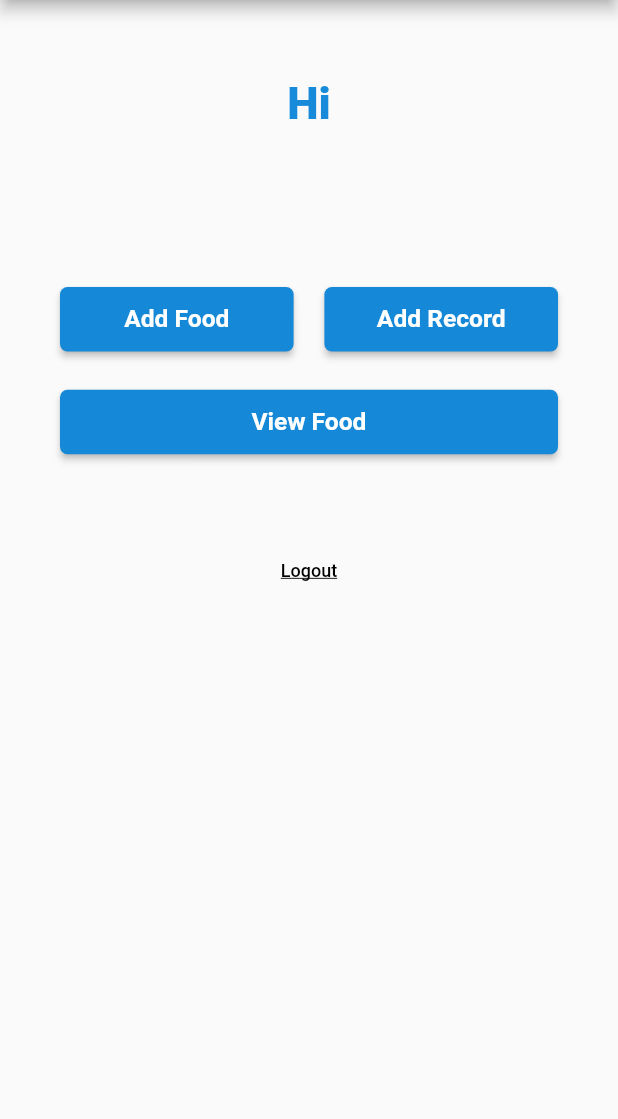
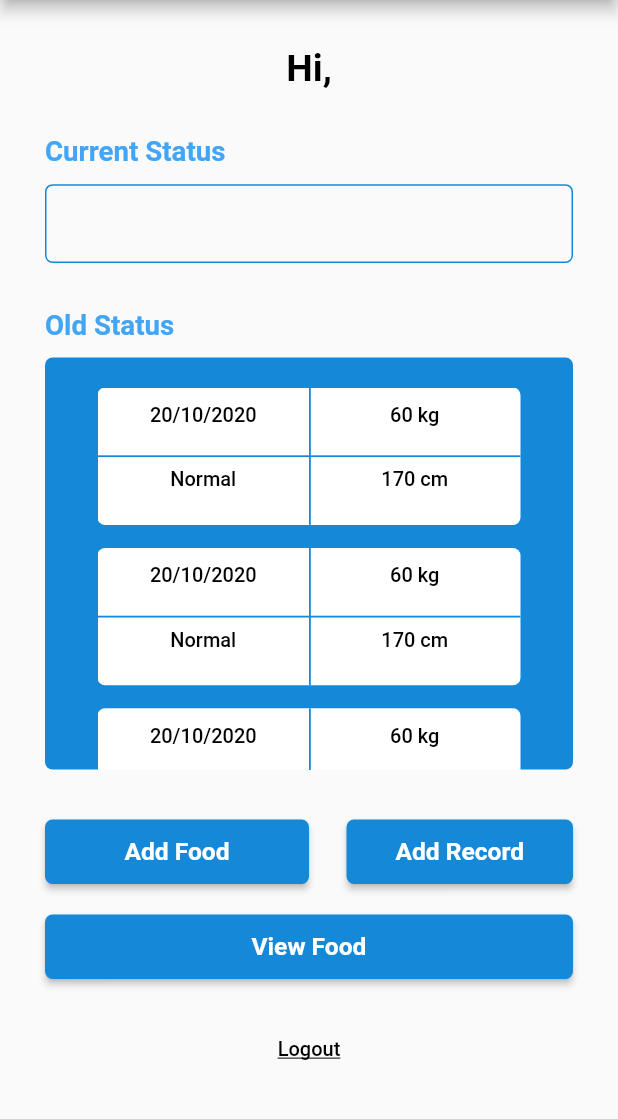
Before and after one commit to yasmeenaothman/BMI-Analyzer-Project, a Flutter app: the HomePage screen opened by its route, on a phone screen of 412 x 824 dp, the part 84-1203 px from its top. Run offline on Flutter 3.47's test engine with Material 2 defaults, Android fonts, the phone set to English and light mode, and no system bars; our stand-ins replace cloud_firestore, easy_localization, firebase_auth, firebase_core, firebase_storage, flutter_screenutil and 4 more; accounts and stored records are empty.

Commit message:
HomePage with default value

```diff
--- a/assets/languages/ar.json
+++ b/assets/languages/ar.json
@@ -64,5 +64,7 @@
   "logout": "تسجيل الخروج",
   "addedSuccessfully": "تم اضافة الطعام بنجاح",
   "updatedSuccessfully": "تم تعديل الطعام بنجاح",
-  "deletedSuccessfully": "تم حذف الطعام بنجاح"
+  "deletedSuccessfully": "تم حذف الطعام بنجاح",
+  "currentStatus": "الحالة الحالية",
+  "oldStatus": "الحالة القديمة"
 }
--- a/assets/languages/en.json
+++ b/assets/languages/en.json
@@ -65,5 +65,7 @@
   "logout": "Logout",
   "addedSuccessfully": "Food successfully added",
   "updatedSuccessfully": "Food successfully updated",
-  "deletedSuccessfully": "Food successfully deleted"
+  "deletedSuccessfully": "Food successfully deleted",
+  "currentStatus": "Current Status",
+  "oldStatus": "Old Status"
 }
--- a/lib/helpers/firestore_helper.dart
+++ b/lib/helpers/firestore_helper.dart
@@ -10,7 +10,6 @@ class FireStoreHelper {
   static FireStoreHelper fireStoreHelper = FireStoreHelper._();
   FirebaseFirestore firebaseFireStore = FirebaseFirestore.instance;
   FirebaseStorage firebaseStorage = FirebaseStorage.instance;
-
   addUserTOFireStore(UserData userData) async {
     await firebaseFireStore
         .collection("Users")
--- a/lib/main.dart
+++ b/lib/main.dart
@@ -16,7 +16,7 @@ import 'package:flutter_screenutil/flutter_screenutil.dart';
 
 import 'modules/food details/add_food_details_page.dart';
 import 'modules/food details/edit_food_details_page.dart';
-import 'modules/home_page.dart';
+import 'modules/home_page/home_page.dart';
 void main() async {
   WidgetsFlutterBinding.ensureInitialized();
   await EasyLocalization.ensureInitialized();
--- a/lib/modles/bmi_status.dart
+++ b/lib/modles/bmi_status.dart
@@ -4,13 +4,14 @@ class BMIStatus {
   String userId;
   String height;
   String weight;
-  double status;
+  String status;
   String date;
   String time;
   BMIStatus({
     @required this.userId,
     @required this.height,
     @required this.weight,
+    //call the method that calculate the status
     @required this.status,
     @required this.date,
     @required this.time,
--- a/lib/modules/auth_pages/complete_info/complete_info_page.dart
+++ b/lib/modules/auth_pages/complete_info/complete_info_page.dart
@@ -12,7 +12,7 @@ import 'package:flutter/material.dart';
 import 'package:flutter_screenutil/flutter_screenutil.dart';
 import 'package:provider/provider.dart';
 
-import '../../home_page.dart';
+import '../../home_page/home_page.dart';
 
 enum Gender { male, female }
 class CompleteInfoPage extends StatelessWidget {
--- a/lib/modules/food details/shared_style_between_add_edit.dart
+++ b/lib/modules/food details/shared_style_between_add_edit.dart
@@ -1,7 +1,7 @@
 import 'package:bmi_project/helpers/AuthHelper.dart';
 import 'package:bmi_project/helpers/route_helper.dart';
 import 'package:bmi_project/modles/food_details.dart';
-import 'package:bmi_project/modules/home_page.dart';
+import 'package:bmi_project/modules/home_page/home_page.dart';
 import 'package:bmi_project/providers/app_provider.dart';
 import 'package:bmi_project/providers/auth_provider.dart';
 import 'package:bmi_project/shared_widgets/shared_text.dart';
--- a/lib/modules/home_page.dart
+++ b/lib/modules/home_page/home_page.dart
@@ -1,6 +1,7 @@
 import 'package:bmi_project/helpers/route_helper.dart';
 import 'package:bmi_project/modules/food%20details/add_food_details_page.dart';
 import 'package:bmi_project/modules/food_list_page.dart';
+import 'package:bmi_project/modules/home_page/item_list_style.dart';
 import 'package:bmi_project/modules/new_record_page.dart';
 import 'package:bmi_project/providers/app_provider.dart';
 import 'package:bmi_project/providers/auth_provider.dart';
@@ -11,6 +12,7 @@ import 'package:easy_localization/src/public_ext.dart';
 import 'package:flutter/material.dart';
 import 'package:flutter_screenutil/flutter_screenutil.dart';
 import 'package:provider/provider.dart';
+import 'package:intl/intl.dart';
 
 class HomePage extends StatelessWidget {
   static String routeName = 'HomePage';
@@ -26,22 +28,59 @@ class HomePage extends StatelessWidget {
         //Single Child
         body: Consumer2<AppProvider,AuthProvider>(
           builder: (context, provider,authProvider, x) => SingleChildScrollView(
+            physics: BouncingScrollPhysics(),
             child: Padding(
-              padding: const EdgeInsets.symmetric(horizontal: 40),
+              padding: const EdgeInsets.symmetric(horizontal: 30),
               child: Column(
                 children: [
                   SizedBox(
-                    height: 50.h,
+                    height: 30.h,
                   ),
                   Text(
-                    'hi',
+                    'hi'.tr()+', '+toBeginningOfSentenceCase(authProvider.userData.name),
                     style: Theme.of(context)
                         .textTheme
-                        .bodyText1,
+                        .subtitle1.merge(TextStyle(fontSize: 25,fontWeight: FontWeight.w600)),
                     textAlign: TextAlign.center,
-                  ).tr(),
+                    overflow: TextOverflow.ellipsis,
+                  ),
                   SizedBox(
-                    height: 100.h,
+                    height: 30.h,
+                  ),
+                  Align(child: DefaultText(text: 'currentStatus'),alignment: AlignmentDirectional.topStart,),
+                  SizedBox(
+                    height: 10.h,
+                  ),
+                  //authProvider.currentStatus.status in below text
+                  DefaultContainer(text: '',height: 50.h,radius: 5,),
+                  SizedBox(
+                    height: 30.h,
+                  ),
+                  Align(child: DefaultText(text: 'oldStatus'),alignment: AlignmentDirectional.topStart,),
+                  SizedBox(
+                    height: 10.h,
+                  ),
+                  Container(
+                    height: MediaQuery.of(context).size.height / 3,
+                    decoration: BoxDecoration(
+                        borderRadius: BorderRadius.circular(5),
+                        color: Theme.of(context).primaryColor,
+                    ),
+                    child: Padding(
+                      padding: const EdgeInsetsDirectional.only(top: 20,start: 35,end: 35,),
+                      child: ListView.separated(
+                        physics: BouncingScrollPhysics(),
+                        shrinkWrap: true,
+                        itemBuilder: (context,index)=>ItemListStyle(),
+                        separatorBuilder: (context,index)=>SizedBox(
+                          height: 15.h,
+                        ),
+                        itemCount: 4,
+                      ),
+                    ),
+                  ),
+                  SizedBox(
+                    height: 30.h,
                   ),
                   Row(
                     mainAxisSize: MainAxisSize.min,
@@ -54,21 +93,21 @@ class HomePage extends StatelessWidget {
                           child: Text('addFood').tr(),
                         ),
                       ),
-                      SizedBox(
-                        width: 20.h,
-                      ),
                       Expanded(
-                        child: ElevatedButton(
-                          onPressed: () {
-                            RouteHelper.routeHelper.goToPage(NewRecordPage.routeName);
-                          },
-                          child: Text('addRecord').tr(),
+                        child: Padding(
+                          padding: const EdgeInsetsDirectional.only(start: 25),
+                          child: ElevatedButton(
+                            onPressed: () {
+                              RouteHelper.routeHelper.goToPage(NewRecordPage.routeName);
+                            },
+                            child: Text('addRecord').tr(),
+                          ),
                         ),
                       ),
                     ],
                   ),
                   SizedBox(
-                    height: 20.h,
+                    height: 15.h,
                   ),
                   ElevatedButton(
                     onPressed: () {
@@ -78,16 +117,11 @@ class HomePage extends StatelessWidget {
                     child: Text('viewFood').tr(),
                   ),
                   SizedBox(
-                    height: 50.h,
+                    height: 20.h,
                   ),
                   TextButton(
                     child: Text('logout',
-                      style: TextStyle(
-                          fontWeight: FontWeight.w500,
-                          fontSize: 12,
-                          color: Colors.black,
-                          decoration: TextDecoration.underline
-                      ),
+                      style: Theme.of(context).textTheme.headline1.merge(TextStyle(decoration: TextDecoration.underline))
                     ).tr(),
                     onPressed: (){
                       authProvider.logout();
--- /dev/null
+++ b/lib/modules/home_page/item_list_style.dart
@@ -0,0 +1,79 @@
+import 'package:bmi_project/providers/auth_provider.dart';
+import 'package:easy_localization/src/public_ext.dart';
+import 'package:flutter/material.dart';
+import 'package:provider/provider.dart';
+
+class ItemListStyle extends StatelessWidget {
+  @override
+  Widget build(BuildContext context) {
+    return Consumer<AuthProvider>(
+      builder: (context, provider, x) => Container(
+        height: MediaQuery.of(context).size.height / 9,
+        decoration: BoxDecoration(
+          borderRadius: BorderRadius.circular(5),
+          color: Colors.white,
+        ),
+        child: Row(
+          mainAxisAlignment: MainAxisAlignment.center,
+          children: [
+            Expanded(
+              child: Column(
+                mainAxisAlignment: MainAxisAlignment.center,
+                children: [
+                  Expanded(
+                      child: Center(
+                    child: Text(
+                      '20/10/2020',
+                      style: Theme.of(context).textTheme.headline1,
+                    ),
+                  )),
+                  Divider(
+                    indent: 0,
+                    thickness: 1.2,
+                    color: Theme.of(context).primaryColor,
+                  ),
+                  Expanded(
+                      child: Text(
+                    'Normal',
+                    style: Theme.of(context).textTheme.headline1,
+                  ))
+                ],
+              ),
+            ),
+            SizedBox(
+              width: 0,
+              child: VerticalDivider(
+                thickness: 1.2,
+                color: Theme.of(context).primaryColor,
+              ),
+            ),
+            Expanded(
+              child: Column(
+                mainAxisAlignment: MainAxisAlignment.center,
+                children: [
+                  //from currentStatus object i can get height ,wight ,date ,status
+                  Expanded(
+                      child: Center(
+                    child: Text(
+                      '60 ' + 'kg'.tr(),
+                      style: Theme.of(context).textTheme.headline1,
+                    ),
+                  )),
+                  Divider(
+                    thickness: 1.2,
+                    color: Theme.of(context).primaryColor,
+                  ),
+                  Expanded(
+                      child: Text(
+                    '170 ' + 'cm'.tr(),
+                    style: Theme.of(context).textTheme.headline1,
+                  ))
+                ],
+              ),
+            ),
+          ],
+        ),
+      ),
+    );
+  }
+}
--- a/lib/modules/splash_page.dart
+++ b/lib/modules/splash_page.dart
@@ -34,7 +34,7 @@ class SplashPage extends StatelessWidget {
                       decoration: TextDecoration.underline
                   ),
                 ).tr(),
-                onPressed: (){
+                onPressed: () {
                   provider.checkIsLogin();
                 },
               ),
--- a/lib/providers/auth_provider.dart
+++ b/lib/providers/auth_provider.dart
@@ -4,11 +4,12 @@ import 'package:bmi_project/helpers/AuthHelper.dart';
 import 'package:bmi_project/helpers/firestorage_helper.dart';
 import 'package:bmi_project/helpers/firestore_helper.dart';
 import 'package:bmi_project/helpers/route_helper.dart';
+import 'package:bmi_project/modles/bmi_status.dart';
 import 'package:bmi_project/modles/food_details.dart';
 import 'package:bmi_project/modles/user_data.dart';
 import 'package:bmi_project/modules/auth_pages/complete_info/complete_info_page.dart';
 import 'package:bmi_project/modules/auth_pages/login_page.dart';
-import 'package:bmi_project/modules/home_page.dart';
+import 'package:bmi_project/modules/home_page/home_page.dart';
 import 'package:easy_localization/src/public_ext.dart';
 import 'package:firebase_auth/firebase_auth.dart';
 import 'package:flutter/material.dart';
@@ -28,6 +29,7 @@ class AuthProvider extends ChangeNotifier{
   File imageFile;
   File updateFile;
   String foodImageUrlFromStorage;
+  BMIStatus currentStatus;
   List<FoodDetails> foodLists = [];
   List<String> dropItems = [
     'fruits',
@@ -41,6 +43,7 @@ class AuthProvider extends ChangeNotifier{
   ];
   AuthProvider(){
     selectedCategory = dropItems.first;
+    getCurrentUser();
     notifyListeners();
   }
   changeSelectedCategory(String value){
@@ -97,6 +100,7 @@ class AuthProvider extends ChangeNotifier{
 
   getCurrentUser(){
     user= AuthHelper.authHelper.getCurrentUser();
+    getUserFromFireStore();
     notifyListeners();
   }
   cleanControllers() {
@@ -125,6 +129,10 @@ class AuthProvider extends ChangeNotifier{
   }
   addUserTOFireStore() async{
     await FireStoreHelper.fireStoreHelper.addUserTOFireStore(userData);
+  }
+  getUserFromFireStore() async{
+    userData = await FireStoreHelper.fireStoreHelper.getUserFromFireStore(user.uid);
+    notifyListeners();
   }
   uploadFile() async{
     foodImageUrlFromStorage = await FireStorageHelper.fireStorageHelper.uploadFile(imageFile);
--- a/lib/shared_widgets/shared_container.dart
+++ b/lib/shared_widgets/shared_container.dart
@@ -4,9 +4,11 @@ import 'package:flutter_screenutil/flutter_screenutil.dart';
 class DefaultContainer extends StatelessWidget {
   double height;
   String text;
+  double radius;
   DefaultContainer({
     this.height = 28,
     this.text,
+    this.radius = 0,
   });
   @override
   Widget build(BuildContext context) {
@@ -18,6 +20,7 @@ class DefaultContainer extends StatelessWidget {
             style: Theme.of(context).textTheme.headline2),
       ),
       decoration: BoxDecoration(
+          borderRadius: BorderRadius.circular(radius),
           border: Border.all(color: Theme.of(context).primaryColor)
       ),
     );
--- a/lib/shared_widgets/shared_text.dart
+++ b/lib/shared_widgets/shared_text.dart
@@ -4,10 +4,10 @@ import 'package:flutter/material.dart';
 class DefaultText extends StatelessWidget {
   String text;
   DefaultText({
-    @required this.text
+    @required this.text,
   });
   @override
   Widget build(BuildContext context) {
-    return Text(text.tr(), style: Theme.of(context).textTheme.headline3);
+    return Text(text.tr(), style: Theme.of(context).textTheme.headline3,);
   }
 }
```
